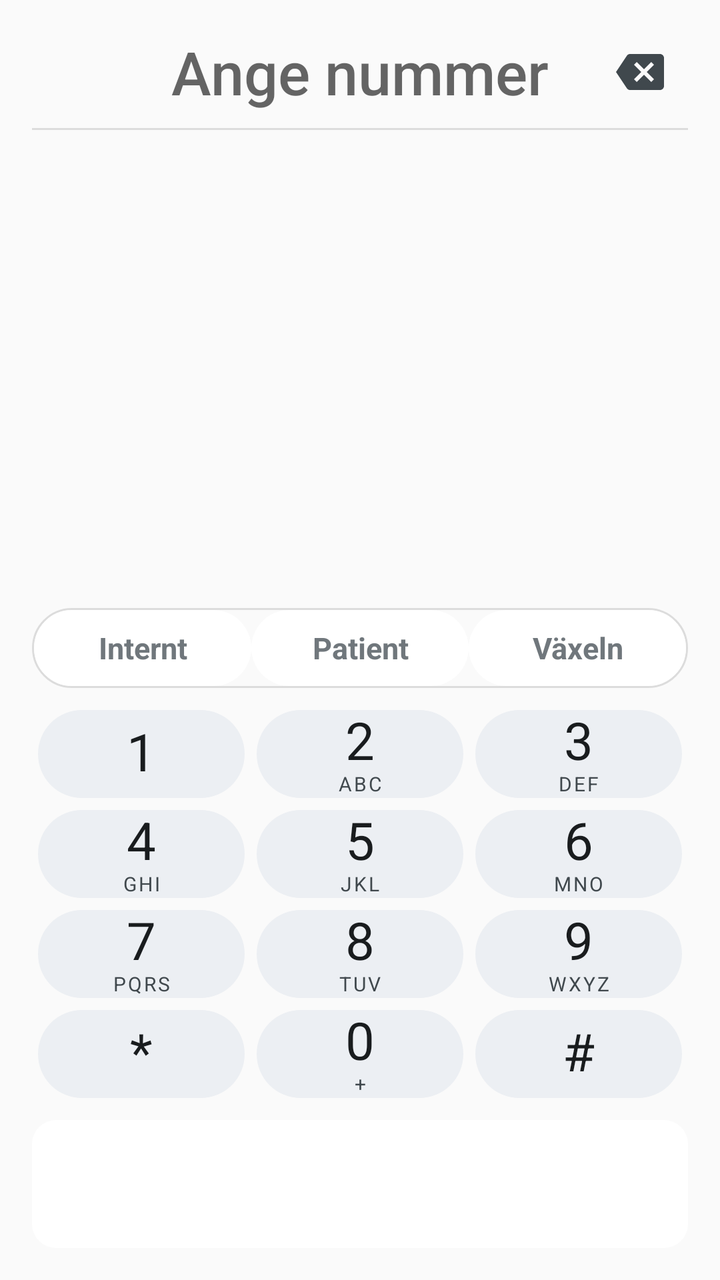
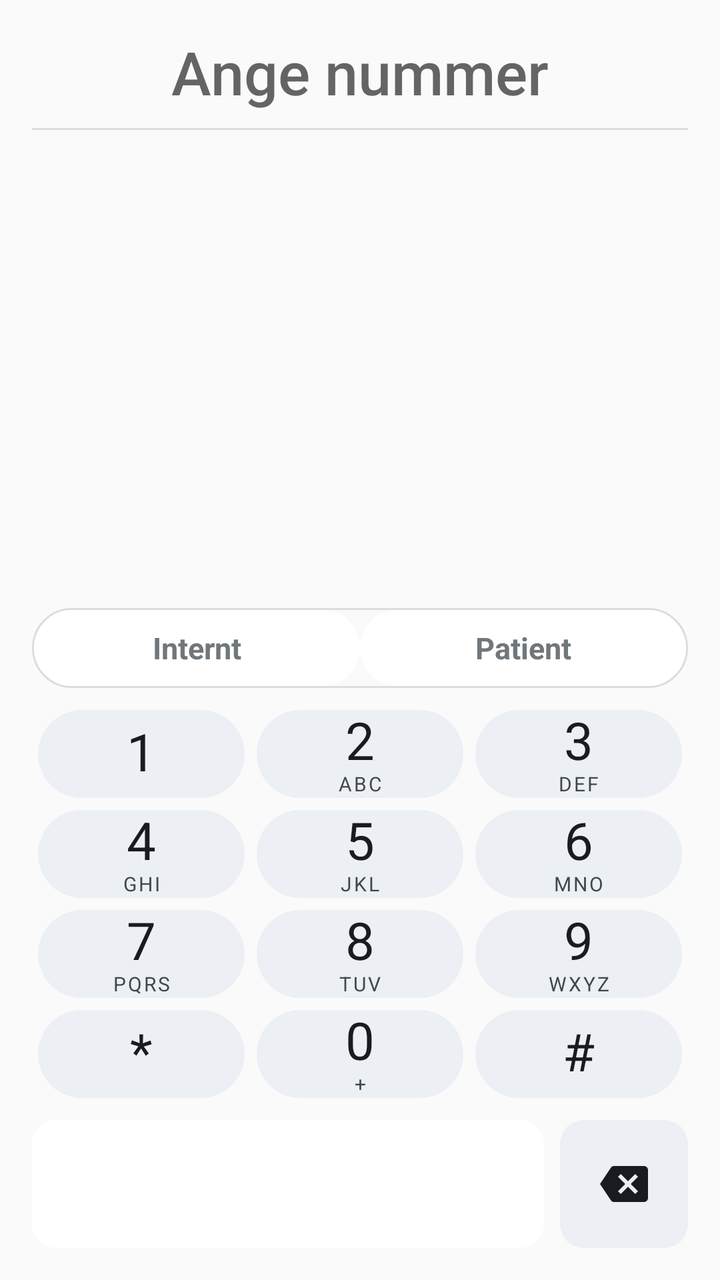

The first picture is an Android layout as it rendered before a commit; the second is the same layout after the commit. The layout source and the unified diff follow.
<!-- AndroidManifest.xml: application theme Theme.Jobbdialer -->
<!-- res/layout/pane_dial.xml -->
<?xml version="1.0" encoding="utf-8"?>
<ScrollView xmlns:android="http://schemas.android.com/apk/res/android"
    android:layout_width="match_parent"
    android:layout_height="match_parent"
    android:fillViewport="true">

    <LinearLayout
        android:layout_width="match_parent"
        android:layout_height="wrap_content"
        android:orientation="vertical"
        android:paddingLeft="@dimen/pane_padding"
        android:paddingTop="@dimen/space_small"
        android:paddingRight="@dimen/pane_padding"
        android:paddingBottom="@dimen/pane_padding">

        <LinearLayout
            android:layout_width="match_parent"
            android:layout_height="@dimen/number_row_height"
            android:gravity="center_vertical"
            android:orientation="horizontal">

            
            <View
                android:layout_width="@dimen/icon_button_size"
                android:layout_height="1dp" />

            <EditText
                android:id="@+id/number_field"
                android:layout_width="0dp"
                android:layout_height="match_parent"
                android:layout_weight="1"
                android:background="@null"
                android:cursorVisible="true"
                android:gravity="center"
                android:hint="@string/number_hint"
                android:importantForAutofill="no"
                android:inputType="phone"
                android:maxLines="1"
                android:textColor="?android:attr/textColorPrimary"
                android:textColorHint="?android:attr/textColorHint"
                android:textSize="@dimen/number_text_size" />

            <ImageButton
                android:id="@+id/backspace"
                android:layout_width="@dimen/icon_button_size"
                android:layout_height="@dimen/icon_button_size"
                android:background="?android:attr/selectableItemBackgroundBorderless"
                android:contentDescription="@string/cd_backspace"
                android:scaleType="center"
                android:src="@drawable/ic_backspace"
                android:tint="?android:attr/textColorSecondary" />
        </LinearLayout>

        <View
            android:layout_width="match_parent"
            android:layout_height="1dp"
            android:background="@color/divider" />

        <TextView
            android:id="@+id/match_1"
            style="@style/MatchRow" />

        <TextView
            android:id="@+id/match_2"
            style="@style/MatchRow" />

        <TextView
            android:id="@+id/match_3"
            style="@style/MatchRow" />

        <TextView
            android:id="@+id/match_4"
            style="@style/MatchRow" />

        <View
            android:layout_width="match_parent"
            android:layout_height="0dp"
            android:layout_weight="1"
            android:minHeight="@dimen/space_small" />

        
        <LinearLayout
            android:id="@+id/mode_selector"
            android:layout_width="match_parent"
            android:layout_height="@dimen/seg_height"
            android:layout_marginBottom="@dimen/space_small"
            android:background="@drawable/seg_container"
            android:contentDescription="@string/cd_mode_selector"
            android:orientation="horizontal"
            android:padding="1dp">

            <TextView
                android:id="@+id/seg_internal"
                style="@style/ModeSegment"
                android:text="@string/mode_internal" />

            <TextView
                android:id="@+id/seg_patient"
                style="@style/ModeSegment"
                android:text="@string/mode_patient" />

            <TextView
                android:id="@+id/seg_switchboard"
                style="@style/ModeSegment"
                android:text="@string/mode_switchboard" />
        </LinearLayout>

        
        <LinearLayout
            android:layout_width="match_parent"
            android:layout_height="wrap_content"
            android:orientation="vertical">

            <LinearLayout style="@style/KeypadRow">

                <LinearLayout
                    android:id="@+id/key_1"
                    style="@style/KeypadKey">

                    <TextView
                        style="@style/KeypadDigit"
                        android:text="@string/key_1" />
                </LinearLayout>

                <LinearLayout
                    android:id="@+id/key_2"
                    style="@style/KeypadKey">

                    <TextView
                        style="@style/KeypadDigit"
                        android:text="@string/key_2" />

                    <TextView
                        style="@style/KeypadLetters"
                        android:text="ABC" />
                </LinearLayout>

                <LinearLayout
                    android:id="@+id/key_3"
                    style="@style/KeypadKey">

                    <TextView
                        style="@style/KeypadDigit"
                        android:text="@string/key_3" />

                    <TextView
                        style="@style/KeypadLetters"
                        android:text="DEF" />
                </LinearLayout>
            </LinearLayout>

            <LinearLayout style="@style/KeypadRow">

                <LinearLayout
                    android:id="@+id/key_4"
                    style="@style/KeypadKey">

                    <TextView
                        style="@style/KeypadDigit"
                        android:text="@string/key_4" />

                    <TextView
                        style="@style/KeypadLetters"
                        android:text="GHI" />
                </LinearLayout>

                <LinearLayout
                    android:id="@+id/key_5"
                    style="@style/KeypadKey">

                    <TextView
                        style="@style/KeypadDigit"
                        android:text="@string/key_5" />

                    <TextView
                        style="@style/KeypadLetters"
                        android:text="JKL" />
                </LinearLayout>

                <LinearLayout
                    android:id="@+id/key_6"
                    style="@style/KeypadKey">

                    <TextView
                        style="@style/KeypadDigit"
                        android:text="@string/key_6" />

                    <TextView
                        style="@style/KeypadLetters"
                        android:text="MNO" />
                </LinearLayout>
            </LinearLayout>

            <LinearLayout style="@style/KeypadRow">

                <LinearLayout
                    android:id="@+id/key_7"
                    style="@style/KeypadKey">

                    <TextView
                        style="@style/KeypadDigit"
                        android:text="@string/key_7" />

                    <TextView
                        style="@style/KeypadLetters"
                        android:text="PQRS" />
                </LinearLayout>

                <LinearLayout
                    android:id="@+id/key_8"
                    style="@style/KeypadKey">

                    <TextView
                        style="@style/KeypadDigit"
                        android:text="@string/key_8" />

                    <TextView
                        style="@style/KeypadLetters"
                        android:text="TUV" />
                </LinearLayout>

                <LinearLayout
                    android:id="@+id/key_9"
                    style="@style/KeypadKey">

                    <TextView
                        style="@style/KeypadDigit"
                        android:text="@string/key_9" />

                    <TextView
                        style="@style/KeypadLetters"
                        android:text="WXYZ" />
                </LinearLayout>
            </LinearLayout>

            <LinearLayout style="@style/KeypadRow">

                <LinearLayout
                    android:id="@+id/key_star"
                    style="@style/KeypadKey"
                    android:contentDescription="@string/cd_key_star">

                    <TextView
                        style="@style/KeypadDigit"
                        android:text="@string/key_star" />
                </LinearLayout>

                <LinearLayout
                    android:id="@+id/key_0"
                    style="@style/KeypadKey"
                    android:contentDescription="@string/cd_key_zero">

                    <TextView
                        style="@style/KeypadDigit"
                        android:text="@string/key_0" />

                    <TextView
                        style="@style/KeypadLetters"
                        android:text="+" />
                </LinearLayout>

                <LinearLayout
                    android:id="@+id/key_hash"
                    style="@style/KeypadKey"
                    android:contentDescription="@string/cd_key_hash">

                    <TextView
                        style="@style/KeypadDigit"
                        android:text="@string/key_hash" />
                </LinearLayout>
            </LinearLayout>
        </LinearLayout>

        
        <LinearLayout
            android:id="@+id/call_button"
            style="@style/CallButton"
            android:layout_marginTop="@dimen/space_small"
            android:background="@drawable/btn_call">

            <TextView
                android:id="@+id/call_title"
                style="@style/CallButtonTitle" />

            <TextView
                android:id="@+id/call_sub"
                style="@style/CallButtonSubtitle" />
        </LinearLayout>
    </LinearLayout>
</ScrollView>
<!-- resources referenced by this layout -->
<resources>
  <color name="divider">#1F000000</color>
  <dimen name="icon_button_size">48dp</dimen>
  <dimen name="number_row_height">56dp</dimen>
  <dimen name="number_text_size">30sp</dimen>
  <dimen name="pane_padding">16dp</dimen>
  <dimen name="seg_height">40dp</dimen>
  <dimen name="space_small">8dp</dimen>
  <!-- drawable seg_container (drawable) -->
  <?xml version="1.0" encoding="utf-8"?>
  <shape xmlns:android="http://schemas.android.com/apk/res/android" android:shape="rectangle">
      <stroke android:width="1dp" android:color="@color/divider" />
      <corners android:radius="@dimen/seg_radius" />
  </shape>
  <string name="cd_backspace">Radera (håll in för att rensa)</string>
  <string name="cd_key_hash">Fyrkant</string>
  <string name="cd_key_star">Stjärna</string>
  <string name="cd_key_zero">0 (håll in för plus)</string>
  <string name="cd_mode_selector">Välj samtalsläge</string>
  <string name="key_0" translatable="false">0</string>
  <string name="key_1" translatable="false">1</string>
  <string name="key_2" translatable="false">2</string>
  <string name="key_3" translatable="false">3</string>
  <string name="key_4" translatable="false">4</string>
  <string name="key_5" translatable="false">5</string>
  <string name="key_6" translatable="false">6</string>
  <string name="key_7" translatable="false">7</string>
  <string name="key_8" translatable="false">8</string>
  <string name="key_9" translatable="false">9</string>
  <string name="key_hash" translatable="false">#</string>
  <string name="key_star" translatable="false">*</string>
  <string name="mode_internal">Internt</string>
  <string name="mode_patient">Patient</string>
  <string name="mode_switchboard">Växeln</string>
  <string name="number_hint">Ange nummer</string>
  <style name="KeypadRow">
          <item name="android:layout_width">match_parent</item>
          <item name="android:layout_height">@dimen/key_height</item>
          <item name="android:orientation">horizontal</item>
      </style>
  <color name="ripple_on_color">#40FFFFFF</color>
  <dimen name="button_radius">12dp</dimen>
  <dimen name="seg_radius">20dp</dimen>
  <dimen name="call_button_min_height">64dp</dimen>
  <dimen name="space_tiny">4dp</dimen>
  <color name="on_color_secondary">#D9FFFFFF</color>
  <dimen name="call_subtitle_text_size">13sp</dimen>
  <color name="on_color">#FFFFFFFF</color>
  <dimen name="call_title_text_size">16sp</dimen>
  <dimen name="key_gap">3dp</dimen>
  <dimen name="key_height">50dp</dimen>
  <dimen name="match_row_height">34dp</dimen>
  <color name="brand_text">#FF1565C0</color>
  <dimen name="space_medium">12dp</dimen>
  <dimen name="contact_number_text_size">15sp</dimen>
  <color name="primary">#FF1565C0</color>
  <color name="primary_dark">#FF0D47A1</color>
  <color name="accent">#FFFF8F00</color>
  <color name="window_bg">#FFFAFAFA</color>
  <color name="ripple_neutral">#24000000</color>
  <color name="keypad_pressed">#FFD3DAE2</color>
  <dimen name="key_corner_radius">26dp</dimen>
  <color name="keypad_bg">#FFECEFF3</color>
  <!-- unchanged entries left out for length: 15 -->
</resources>

<!-- the commit's change to res/layout/pane_dial.xml (unified diff, before → after) -->
@@ -13,43 +13,21 @@
         android:paddingRight="@dimen/pane_padding"
         android:paddingBottom="@dimen/pane_padding">
 
-        <LinearLayout
+        
+        <EditText
+            android:id="@+id/number_field"
             android:layout_width="match_parent"
             android:layout_height="@dimen/number_row_height"
-            android:gravity="center_vertical"
-            android:orientation="horizontal">
-
-            
-            <View
-                android:layout_width="@dimen/icon_button_size"
-                android:layout_height="1dp" />
-
-            <EditText
-                android:id="@+id/number_field"
-                android:layout_width="0dp"
-                android:layout_height="match_parent"
-                android:layout_weight="1"
-                android:background="@null"
-                android:cursorVisible="true"
-                android:gravity="center"
-                android:hint="@string/number_hint"
-                android:importantForAutofill="no"
-                android:inputType="phone"
-                android:maxLines="1"
-                android:textColor="?android:attr/textColorPrimary"
-                android:textColorHint="?android:attr/textColorHint"
-                android:textSize="@dimen/number_text_size" />
-
-            <ImageButton
-                android:id="@+id/backspace"
-                android:layout_width="@dimen/icon_button_size"
-                android:layout_height="@dimen/icon_button_size"
-                android:background="?android:attr/selectableItemBackgroundBorderless"
-                android:contentDescription="@string/cd_backspace"
-                android:scaleType="center"
-                android:src="@drawable/ic_backspace"
-                android:tint="?android:attr/textColorSecondary" />
-        </LinearLayout>
+            android:background="@null"
+            android:cursorVisible="true"
+            android:gravity="center"
+            android:hint="@string/number_hint"
+            android:importantForAutofill="no"
+            android:inputType="phone"
+            android:maxLines="1"
+            android:textColor="?android:attr/textColorPrimary"
+            android:textColorHint="?android:attr/textColorHint"
+            android:textSize="@dimen/number_text_size" />
 
         <View
             android:layout_width="match_parent"
@@ -70,6 +48,10 @@
 
         <TextView
             android:id="@+id/match_4"
+            style="@style/MatchRow" />
+
+        <TextView
+            android:id="@+id/match_5"
             style="@style/MatchRow" />
 
         <View
@@ -98,11 +80,6 @@
                 android:id="@+id/seg_patient"
                 style="@style/ModeSegment"
                 android:text="@string/mode_patient" />
-
-            <TextView
-                android:id="@+id/seg_switchboard"
-                style="@style/ModeSegment"
-                android:text="@string/mode_switchboard" />
         </LinearLayout>
 
         
@@ -273,18 +250,39 @@
 
         
         <LinearLayout
-            android:id="@+id/call_button"
-            style="@style/CallButton"
+            android:layout_width="match_parent"
+            android:layout_height="wrap_content"
             android:layout_marginTop="@dimen/space_small"
-            android:background="@drawable/btn_call">
-
-            <TextView
-                android:id="@+id/call_title"
-                style="@style/CallButtonTitle" />
-
-            <TextView
-                android:id="@+id/call_sub"
-                style="@style/CallButtonSubtitle" />
+            android:gravity="center_vertical"
+            android:orientation="horizontal">
+
+            <LinearLayout
+                android:id="@+id/call_button"
+                style="@style/CallButton"
+                android:layout_width="0dp"
+                android:layout_weight="1"
+                android:background="@drawable/btn_call">
+
+                <TextView
+                    android:id="@+id/call_title"
+                    style="@style/CallButtonTitle" />
+
+                <TextView
+                    android:id="@+id/call_sub"
+                    style="@style/CallButtonSubtitle" />
+            </LinearLayout>
+
+            <ImageButton
+                android:id="@+id/backspace"
+                android:layout_width="@dimen/call_button_min_height"
+                android:layout_height="@dimen/call_button_min_height"
+                android:layout_marginStart="@dimen/backspace_gap"
+                android:background="@drawable/btn_backspace"
+                android:contentDescription="@string/cd_backspace"
+                android:hapticFeedbackEnabled="true"
+                android:scaleType="center"
+                android:src="@drawable/ic_backspace"
+                android:tint="?android:attr/textColorPrimary" />
         </LinearLayout>
     </LinearLayout>
 </ScrollView>
<!-- resource entries referenced after the edit -->
@@ -1,12 +1,33 @@
 <!-- resources referenced by this layout -->
 <resources>
   <color name="divider">#1F000000</color>
-  <dimen name="icon_button_size">48dp</dimen>
+  <dimen name="backspace_gap">8dp</dimen>
   <dimen name="number_row_height">56dp</dimen>
   <dimen name="number_text_size">30sp</dimen>
   <dimen name="pane_padding">16dp</dimen>
   <dimen name="seg_height">40dp</dimen>
   <dimen name="space_small">8dp</dimen>
+  <!-- drawable btn_backspace (drawable) -->
+  <?xml version="1.0" encoding="utf-8"?>
+  <ripple xmlns:android="http://schemas.android.com/apk/res/android"
+      android:color="@color/ripple_neutral">
+      <item>
+          <selector>
+              <item android:state_pressed="true">
+                  <shape android:shape="rectangle">
+                      <solid android:color="@color/keypad_pressed" />
+                      <corners android:radius="@dimen/button_radius" />
+                  </shape>
+              </item>
+              <item>
+                  <shape android:shape="rectangle">
+                      <solid android:color="@color/keypad_bg" />
+                      <corners android:radius="@dimen/button_radius" />
+                  </shape>
+              </item>
+          </selector>
+      </item>
+  </ripple>
   <!-- drawable seg_container (drawable) -->
   <?xml version="1.0" encoding="utf-8"?>
   <shape xmlns:android="http://schemas.android.com/apk/res/android" android:shape="rectangle">
@@ -32,7 +53,6 @@
   <string name="key_star" translatable="false">*</string>
   <string name="mode_internal">Internt</string>
   <string name="mode_patient">Patient</string>
-  <string name="mode_switchboard">Växeln</string>
   <string name="number_hint">Ange nummer</string>
   <style name="KeypadRow">
           <item name="android:layout_width">match_parent</item>
